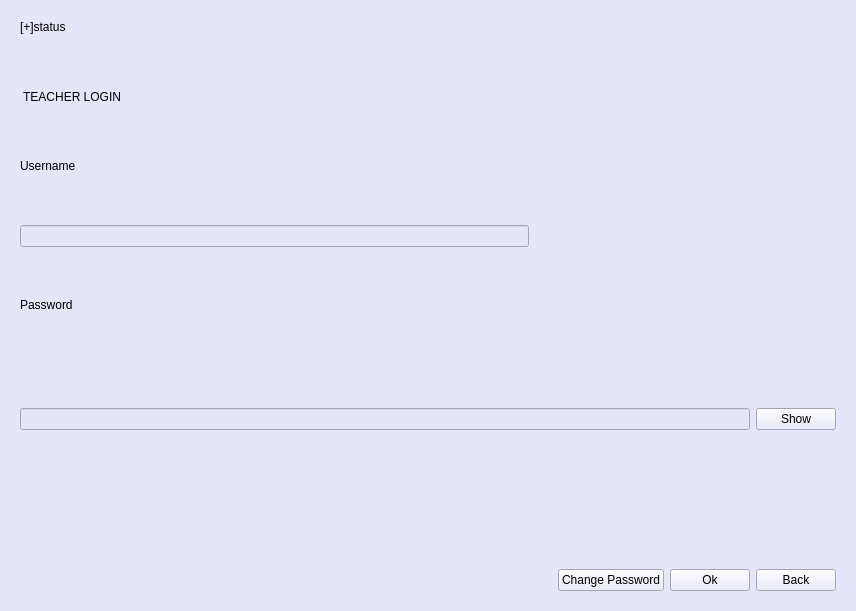
First picture: the form in secondialogbox/teacherwindow1.ui, repository Prabesh-Sharma/IAMS, before the edit.
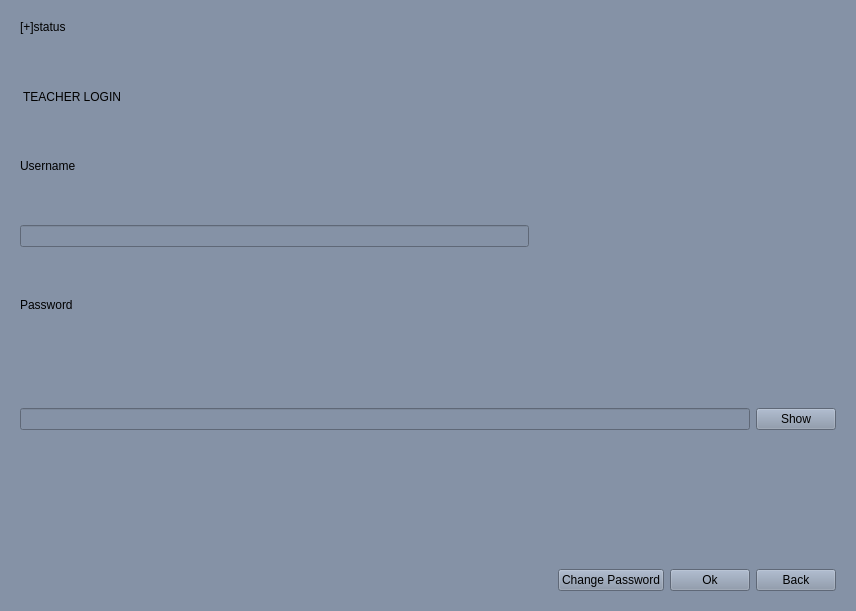
Second picture: the form after the edit. The open tabs and pages were chosen to show the change.

The edit to the form file:
```diff
--- a/secondialogbox/teacherwindow1.ui
+++ b/secondialogbox/teacherwindow1.ui
@@ -14,8 +14,8 @@
    <string>Dialog</string>
   </property>
   <property name="styleSheet">
-   <string notr="true">background-color: rgb(230, 230, 250);
-color: black</string>
+   <string notr="true">
+background-color: rgb(133, 146, 166);</string>
   </property>
   <layout class="QGridLayout" name="gridLayout_3">
    <item row="0" column="0">
@@ -24,8 +24,8 @@
       <bool>true</bool>
      </property>
      <property name="styleSheet">
-      <string notr="true">background-color: rgb(230, 230, 250);
-color: black</string>
+      <string notr="true">
+background-color: rgb(133, 146, 166);</string>
      </property>
      <property name="currentIndex">
       <number>0</number>
@@ -417,7 +417,25 @@
                 </sizepolicy>
                </property>
                <property name="styleSheet">
-                <string notr="true">font: 14pt &quot;Segoe UI&quot;;</string>
+                <string notr="true">font: 14pt &quot;Segoe UI&quot;;
+background-color: rgb(173, 216, 230);
+QPushButton {
+	background-color: rgb(173, 216, 230);
+
+    color: white;
+    border: none;
+    font-size: 20px;
+    border-radius: 5px;
+}
+
+
+QPushButton:hover {
+    background-color: rgb(135, 206, 235); 
+}
+
+QPushButton:focus{
+	background-color: rgb(135, 206, 235)
+}</string>
                </property>
                <property name="text">
                 <string>Show</string>
@@ -446,7 +464,25 @@
            <item>
             <widget class="QPushButton" name="passwordButton">
              <property name="styleSheet">
-              <string notr="true">font: 14pt &quot;Segoe UI&quot;;</string>
+              <string notr="true">font: 14pt &quot;Segoe UI&quot;;
+background-color: rgb(173, 216, 230);
+QPushButton {
+	background-color: rgb(173, 216, 230);
+
+    color: white;
+    border: none;
+    font-size: 20px;
+    border-radius: 5px;
+}
+
+
+QPushButton:hover {
+    background-color: rgb(135, 206, 235); 
+}
+
+QPushButton:focus{
+	background-color: rgb(135, 206, 235)
+}</string>
              </property>
              <property name="text">
               <string>Change Password</string>
@@ -456,7 +492,25 @@
            <item>
             <widget class="QPushButton" name="ok">
              <property name="styleSheet">
-              <string notr="true">font: 14pt &quot;Segoe UI&quot;;</string>
+              <string notr="true">font: 14pt &quot;Segoe UI&quot;;
+background-color: rgb(173, 216, 230);
+QPushButton {
+	background-color: rgb(173, 216, 230);
+
+    color: white;
+    border: none;
+    font-size: 20px;
+    border-radius: 5px;
+}
+
+
+QPushButton:hover {
+    background-color: rgb(135, 206, 235); 
+}
+
+QPushButton:focus{
+	background-color: rgb(135, 206, 235)
+}</string>
              </property>
              <property name="text">
               <string>Ok</string>
@@ -466,7 +520,25 @@
            <item>
             <widget class="QPushButton" name="backbutton">
              <property name="styleSheet">
-              <string notr="true">font: 14pt &quot;Segoe UI&quot;;</string>
+              <string notr="true">font: 14pt &quot;Segoe UI&quot;;
+background-color: rgb(173, 216, 230);
+QPushButton {
+	background-color: rgb(173, 216, 230);
+
+    color: white;
+    border: none;
+    font-size: 20px;
+    border-radius: 5px;
+}
+
+
+QPushButton:hover {
+    background-color: rgb(135, 206, 235); 
+}
+
+QPushButton:focus{
+	background-color: rgb(135, 206, 235)
+}</string>
              </property>
              <property name="text">
               <string>Back</string>
```
Left out of the diff: 62 changed lines with no effect on the pictures.
